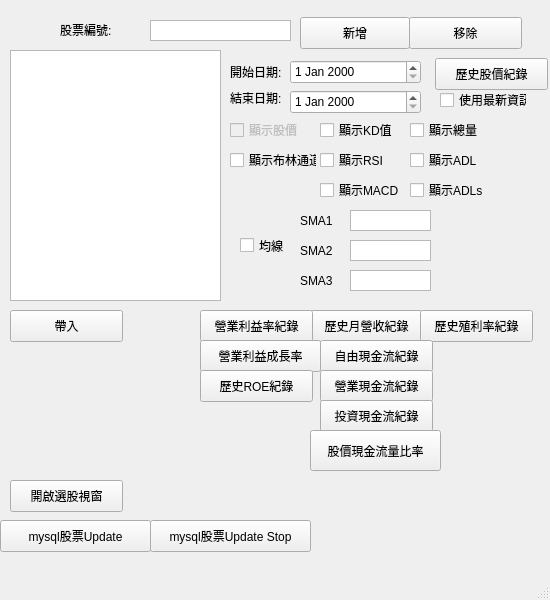
This is UI_main.ui in bjioljlo/StockHistory as Qt 5 draws it before an edit. The edited form follows.
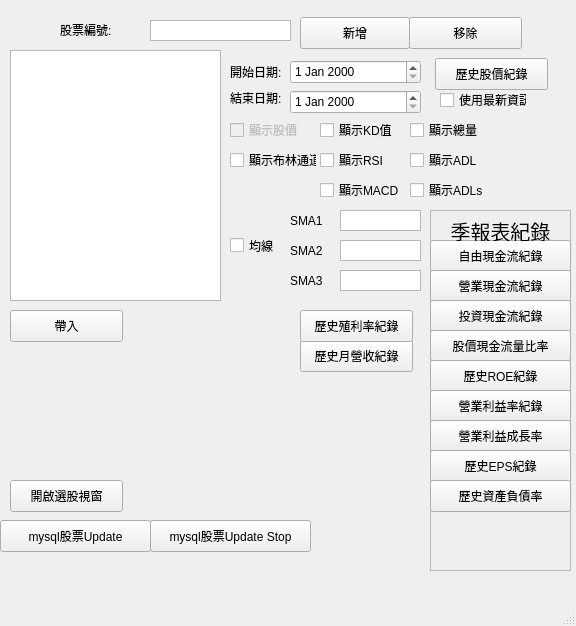
This is the edited form.

The edit to the form file:
```diff
--- a/UI_main.ui
+++ b/UI_main.ui
@@ -6,8 +6,8 @@
    <rect>
     <x>0</x>
     <y>0</y>
-    <width>550</width>
-    <height>600</height>
+    <width>576</width>
+    <height>626</height>
    </rect>
   </property>
   <property name="windowTitle">
@@ -157,9 +157,9 @@
    <widget class="QWidget" name="widget_SMA" native="true">
     <property name="geometry">
      <rect>
-      <x>230</x>
+      <x>220</x>
       <y>200</y>
-      <width>221</width>
+      <width>201</width>
       <height>101</height>
      </rect>
     </property>
@@ -322,8 +322,8 @@
    <widget class="QPushButton" name="button_getMonthRP">
     <property name="geometry">
      <rect>
-      <x>310</x>
-      <y>310</y>
+      <x>300</x>
+      <y>340</y>
       <width>113</width>
       <height>32</height>
      </rect>
@@ -469,7 +469,7 @@
    <widget class="QPushButton" name="button_getDividend_yield">
     <property name="geometry">
      <rect>
-      <x>420</x>
+      <x>300</x>
       <y>310</y>
       <width>113</width>
       <height>32</height>
@@ -479,51 +479,27 @@
      <string>歷史殖利率紀錄</string>
     </property>
    </widget>
-   <widget class="QPushButton" name="button_getOperating_Margin">
+   <widget class="QFrame" name="frame">
     <property name="geometry">
      <rect>
-      <x>200</x>
-      <y>310</y>
-      <width>113</width>
-      <height>32</height>
+      <x>430</x>
+      <y>210</y>
+      <width>141</width>
+      <height>361</height>
      </rect>
     </property>
-    <property name="text">
-     <string>營業利益率紀錄</string>
+    <property name="frameShape">
+     <enum>QFrame::StyledPanel</enum>
     </property>
-   </widget>
-   <widget class="QPushButton" name="button_Operating_Margin_Ratio">
-    <property name="geometry">
-     <rect>
-      <x>200</x>
-      <y>340</y>
-      <width>121</width>
-      <height>32</height>
-     </rect>
+    <property name="frameShadow">
+     <enum>QFrame::Raised</enum>
     </property>
-    <property name="text">
-     <string>營業利益成長率</string>
-    </property>
-   </widget>
-   <widget class="QPushButton" name="button_getROE">
-    <property name="geometry">
-     <rect>
-      <x>200</x>
-      <y>370</y>
-      <width>113</width>
-      <height>32</height>
-     </rect>
-    </property>
-    <property name="text">
-     <string>歷史ROE紀錄</string>
-    </property>
-   </widget>
    <widget class="QPushButton" name="button_getFreeCF">
     <property name="geometry">
      <rect>
-      <x>320</x>
-      <y>340</y>
-      <width>113</width>
+       <x>0</x>
+       <y>30</y>
+       <width>141</width>
       <height>32</height>
      </rect>
     </property>
@@ -534,9 +510,9 @@
    <widget class="QPushButton" name="button_getSCF">
     <property name="geometry">
      <rect>
-      <x>320</x>
-      <y>370</y>
-      <width>113</width>
+       <x>0</x>
+       <y>60</y>
+       <width>141</width>
       <height>32</height>
      </rect>
     </property>
@@ -547,9 +523,9 @@
    <widget class="QPushButton" name="button_getICF">
     <property name="geometry">
      <rect>
-      <x>320</x>
-      <y>400</y>
-      <width>113</width>
+       <x>0</x>
+       <y>90</y>
+       <width>141</width>
       <height>32</height>
      </rect>
     </property>
@@ -560,16 +536,106 @@
    <widget class="QPushButton" name="button_getPCF">
     <property name="geometry">
      <rect>
-      <x>310</x>
-      <y>430</y>
-      <width>131</width>
-      <height>41</height>
+       <x>0</x>
+       <y>120</y>
+       <width>141</width>
+       <height>31</height>
      </rect>
     </property>
     <property name="text">
      <string>股價現金流量比率</string>
     </property>
    </widget>
+    <widget class="QPushButton" name="button_getROE">
+     <property name="geometry">
+      <rect>
+       <x>0</x>
+       <y>150</y>
+       <width>141</width>
+       <height>32</height>
+      </rect>
+     </property>
+     <property name="text">
+      <string>歷史ROE紀錄</string>
+     </property>
+    </widget>
+    <widget class="QPushButton" name="button_getOperating_Margin">
+     <property name="geometry">
+      <rect>
+       <x>0</x>
+       <y>180</y>
+       <width>141</width>
+       <height>32</height>
+      </rect>
+     </property>
+     <property name="text">
+      <string>營業利益率紀錄</string>
+     </property>
+    </widget>
+    <widget class="QPushButton" name="button_Operating_Margin_Ratio">
+     <property name="geometry">
+      <rect>
+       <x>0</x>
+       <y>210</y>
+       <width>141</width>
+       <height>32</height>
+      </rect>
+     </property>
+     <property name="text">
+      <string>營業利益成長率</string>
+     </property>
+    </widget>
+    <widget class="QLabel" name="label_4">
+     <property name="geometry">
+      <rect>
+       <x>10</x>
+       <y>10</y>
+       <width>121</width>
+       <height>21</height>
+      </rect>
+     </property>
+     <property name="font">
+      <font>
+       <pointsize>15</pointsize>
+      </font>
+     </property>
+     <property name="layoutDirection">
+      <enum>Qt::LeftToRight</enum>
+     </property>
+     <property name="text">
+      <string>季報表紀錄</string>
+     </property>
+     <property name="alignment">
+      <set>Qt::AlignCenter</set>
+     </property>
+    </widget>
+    <widget class="QPushButton" name="button_getEPS">
+     <property name="geometry">
+      <rect>
+       <x>0</x>
+       <y>240</y>
+       <width>141</width>
+       <height>32</height>
+      </rect>
+     </property>
+     <property name="text">
+      <string>歷史EPS紀錄</string>
+     </property>
+    </widget>
+    <widget class="QPushButton" name="button_getDebtRatio">
+     <property name="geometry">
+      <rect>
+       <x>0</x>
+       <y>270</y>
+       <width>141</width>
+       <height>32</height>
+      </rect>
+     </property>
+     <property name="text">
+      <string>歷史資產負債率</string>
+     </property>
+    </widget>
+   </widget>
   </widget>
   <widget class="QMenuBar" name="menubar">
    <property name="geometry">
```
Left out of the diff: 2 changed lines with no effect on the pictures. Lines whose indentation alone changed are shown as unchanged.
